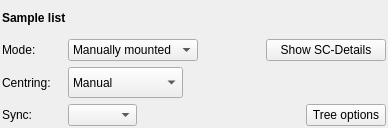
This is Bricks/widgets/ui_files/Qt4_sample_changer_widget_layout.ui in mxcube/mxcubeqt as Qt 5 draws it before an edit. The edited form follows.
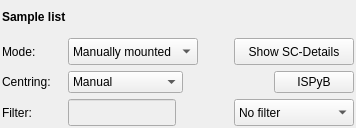
This is the edited form. Icons and pictures are not drawn.

The edit to the form file:
```diff
--- a/Bricks/widgets/ui_files/Qt4_sample_changer_widget_layout.ui
+++ b/Bricks/widgets/ui_files/Qt4_sample_changer_widget_layout.ui
@@ -6,7 +6,7 @@
    <rect>
     <x>0</x>
     <y>0</y>
-    <width>388</width>
+    <width>356</width>
     <height>128</height>
    </rect>
   </property>
@@ -34,6 +34,15 @@
    </property>
    <item>
     <layout class="QVBoxLayout" name="verticalLayout">
+     <property name="leftMargin">
+      <number>0</number>
+     </property>
+     <property name="topMargin">
+      <number>0</number>
+     </property>
+     <property name="rightMargin">
+      <number>0</number>
+     </property>
      <item>
       <widget class="QLabel" name="label">
        <property name="font">
@@ -85,7 +94,7 @@
          <property name="maximumSize">
           <size>
            <width>150</width>
-           <height>16777215</height>
+           <height>27</height>
           </size>
          </property>
          <item>
@@ -140,7 +149,7 @@
          <property name="maximumSize">
           <size>
            <width>120</width>
-           <height>16777215</height>
+           <height>27</height>
           </size>
          </property>
          <property name="text">
@@ -187,8 +196,8 @@
          </property>
          <property name="maximumSize">
           <size>
-           <width>32767</width>
-           <height>32767</height>
+           <width>130</width>
+           <height>27</height>
           </size>
          </property>
          <property name="toolTip">
@@ -224,10 +233,27 @@
          </property>
         </spacer>
        </item>
+       <item>
+        <widget class="QPushButton" name="synch_ispyb_button">
+         <property name="text">
+          <string>ISPyB</string>
+         </property>
+         <property name="icon">
+          <iconset>
+           <normaloff>../../../BlissFramework/Icons/Refresh2.png</normaloff>../../../BlissFramework/Icons/Refresh2.png</iconset>
+         </property>
+        </widget>
+       </item>
       </layout>
      </item>
      <item>
-      <layout class="QHBoxLayout" name="horizontalLayout_3">
+      <layout class="QHBoxLayout" name="horizontalLayout_5">
+       <property name="leftMargin">
+        <number>0</number>
+       </property>
+       <property name="topMargin">
+        <number>0</number>
+       </property>
        <item>
         <widget class="QLabel" name="synch_label">
          <property name="minimumSize">
@@ -243,39 +269,21 @@
           </size>
          </property>
          <property name="text">
-          <string>Sync:</string>
+          <string>Filter:</string>
          </property>
         </widget>
        </item>
        <item>
-        <widget class="QComboBox" name="synch_combo">
-         <property name="minimumSize">
-          <size>
-           <width>0</width>
-           <height>0</height>
-          </size>
+        <widget class="QLineEdit" name="filter_ledit">
+         <property name="enabled">
+          <bool>false</bool>
          </property>
          <property name="maximumSize">
           <size>
-           <width>32767</width>
-           <height>32767</height>
+           <width>130</width>
+           <height>27</height>
           </size>
          </property>
-         <item>
-          <property name="text">
-           <string/>
-          </property>
-         </item>
-         <item>
-          <property name="text">
-           <string>ISPyB</string>
-          </property>
-         </item>
-         <item>
-          <property name="text">
-           <string>CRIMS</string>
-          </property>
-         </item>
         </widget>
        </item>
        <item>
@@ -283,19 +291,91 @@
          <property name="orientation">
           <enum>Qt::Horizontal</enum>
          </property>
+         <property name="sizeType">
+          <enum>QSizePolicy::Expanding</enum>
+         </property>
          <property name="sizeHint" stdset="0">
           <size>
-           <width>40</width>
+           <width>10</width>
            <height>20</height>
           </size>
          </property>
         </spacer>
        </item>
        <item>
-        <widget class="QPushButton" name="tree_options_button">
-         <property name="text">
-          <string>Tree options</string>
+        <widget class="QComboBox" name="filter_combo">
+         <property name="minimumSize">
+          <size>
+           <width>120</width>
+           <height>0</height>
+          </size>
          </property>
+         <property name="maximumSize">
+          <size>
+           <width>100</width>
+           <height>27</height>
+          </size>
+         </property>
+         <item>
+          <property name="text">
+           <string>No filter</string>
+          </property>
+         </item>
+         <item>
+          <property name="text">
+           <string>Sample name</string>
+          </property>
+         </item>
+         <item>
+          <property name="text">
+           <string>Protein name</string>
+          </property>
+         </item>
+         <item>
+          <property name="text">
+           <string>Basket index</string>
+          </property>
+         </item>
+         <item>
+          <property name="text">
+           <string>Executed</string>
+          </property>
+         </item>
+         <item>
+          <property name="text">
+           <string>Not executed</string>
+          </property>
+         </item>
+         <item>
+          <property name="text">
+           <string>OSC</string>
+          </property>
+         </item>
+         <item>
+          <property name="text">
+           <string>Helical</string>
+          </property>
+         </item>
+         <item>
+          <property name="text">
+           <string>Charaterisation</string>
+          </property>
+         </item>
+         <item>
+          <property name="text">
+           <string>Energy Scan</string>
+          </property>
+         </item>
+         <item>
+          <property name="text">
+           <string>XRF Spectrum</string>
+          </property>
+         </item>
+         <item>
+          <property name="text">
+           <string>Advanced</string>
+          </property>
+         </item>
         </widget>
        </item>
       </layout>
```
Left out of the diff: 4 changed lines with no effect on the pictures.
